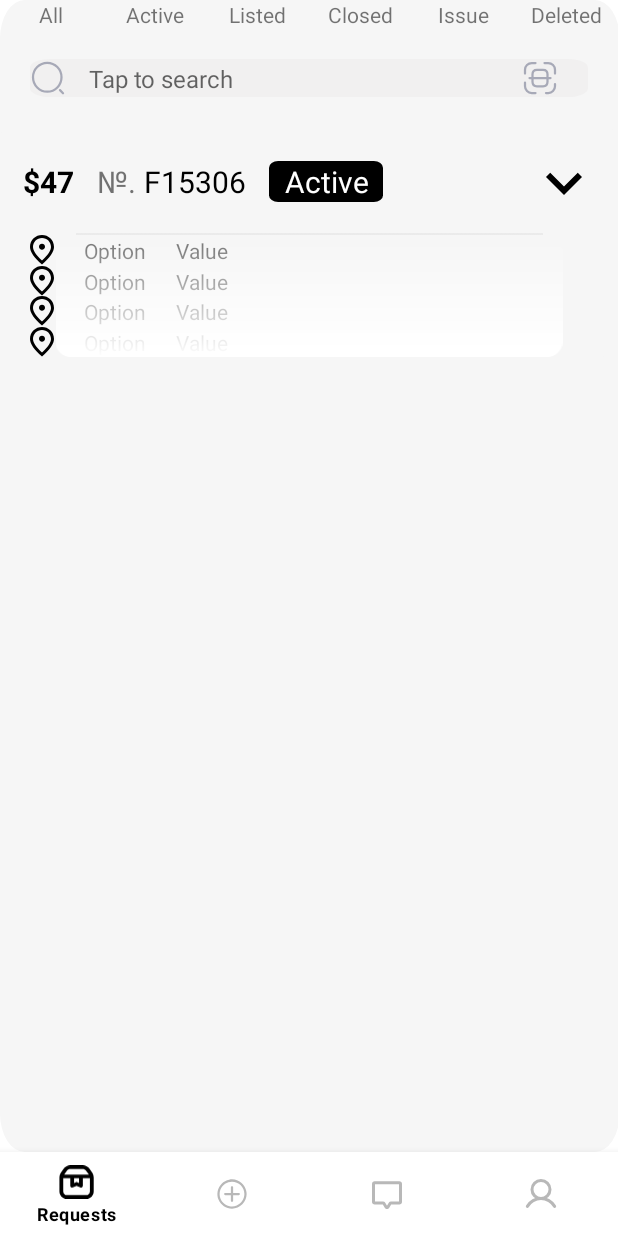
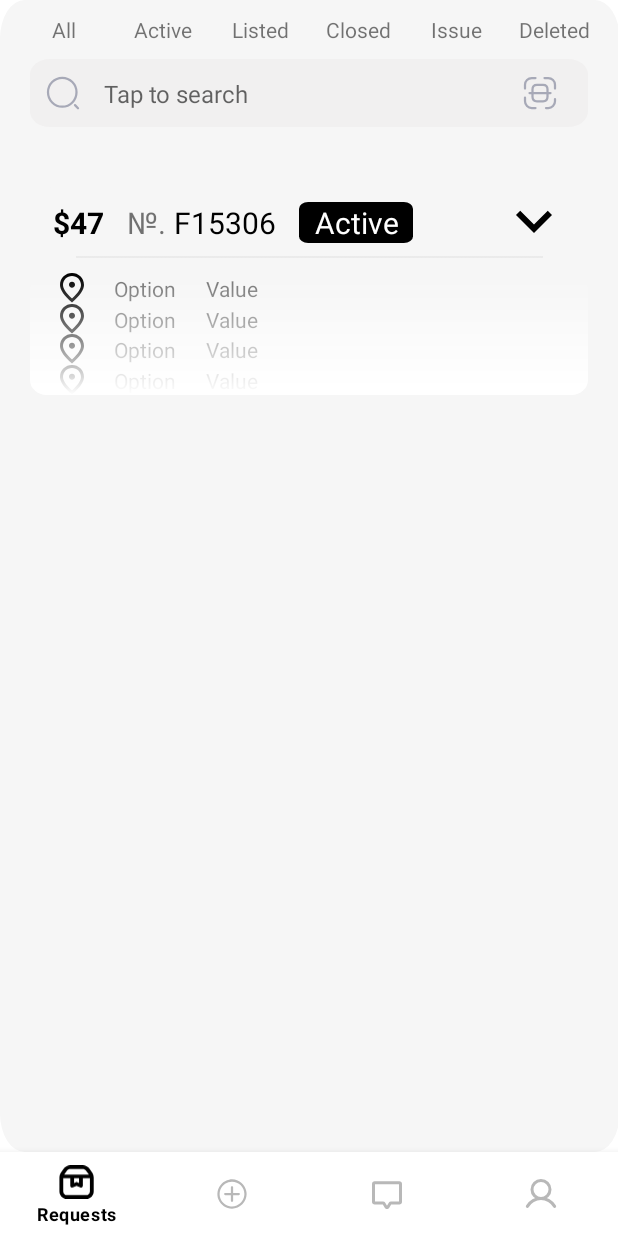
Before and after one commit to vb968/ExampleMyCode, an Android app: the screen it shows after launch (MainActivity), on a phone screen of 412 x 824 dp. Run offline under Robolectric (Android 15) with nearby library versions, the phone set to English and light mode, and no system bars; our stand-ins replace navigation-ui.

Commit message:
shows collapsed request

```diff
--- a/app/src/main/res/layout/fragment_requests.xml
+++ b/app/src/main/res/layout/fragment_requests.xml
@@ -11,6 +11,7 @@
         android:id="@+id/top_menu"
         android:layout_width="match_parent"
         android:layout_height="wrap_content"
+        android:padding="10dp"
         app:layout_constraintBottom_toTopOf="@+id/constraint_search"
         app:layout_constraintLeft_toLeftOf="parent"
         app:layout_constraintRight_toRightOf="parent"
@@ -89,7 +90,9 @@
         android:layout_width="match_parent"
         android:layout_height="wrap_content"
         android:background="@drawable/bg_search"
-        android:layout_margin="20dp"
+        android:padding="10dp"
+        android:layout_marginStart="20dp"
+        android:layout_marginEnd="20dp"
         app:layout_constraintLeft_toLeftOf="parent"
         app:layout_constraintRight_toRightOf="parent"
         app:layout_constraintTop_toBottomOf="@+id/top_menu">
@@ -122,7 +125,7 @@
             android:layout_height="wrap_content"
             android:id="@+id/image_scan"
             android:src="@drawable/ic_scan"
-            android:layout_marginEnd="20dp"
+            android:layout_marginEnd="10dp"
             app:layout_constraintRight_toRightOf="parent"
             app:layout_constraintTop_toTopOf="parent"
             app:layout_constraintBottom_toBottomOf="parent"
@@ -135,7 +138,7 @@
         android:layout_height="0dp"
         android:layout_marginTop="20dp"
         app:layoutManager="LinearLayoutManager"
-
+        android:padding="20dp"
         app:layout_constraintStart_toStartOf="parent"
         app:layout_constraintEnd_toEndOf="parent"
         app:layout_constraintTop_toBottomOf="@+id/constraint_search"
--- a/app/src/main/res/layout/request.xml
+++ b/app/src/main/res/layout/request.xml
@@ -73,7 +73,9 @@
             android:id="@+id/chevron"
             android:layout_width="wrap_content"
             android:layout_height="wrap_content"
-            android:layout_margin="20dp"
+            android:layout_marginTop="5dp"
+            android:layout_marginEnd="20dp"
+            android:layout_marginBottom="10dp"
             app:layout_constraintBottom_toBottomOf="parent"
             app:layout_constraintRight_toRightOf="parent"
             app:layout_constraintTop_toTopOf="parent">
@@ -114,6 +116,7 @@
         android:id="@+id/rows_form"
         android:layout_width="match_parent"
         android:layout_height="wrap_content"
+        android:layout_marginTop="10dp"
         app:layout_constraintStart_toStartOf="parent"
         app:layout_constraintTop_toBottomOf="@+id/item_request">
 
@@ -158,6 +161,7 @@
             android:layout_width="match_parent"
             android:layout_height="wrap_content"
             android:src="@drawable/transparent_screen"
+            android:scaleType="fitXY"
             app:layout_constraintStart_toStartOf="parent"
             app:layout_constraintEnd_toEndOf="parent"
             app:layout_constraintBottom_toBottomOf="parent"
```
